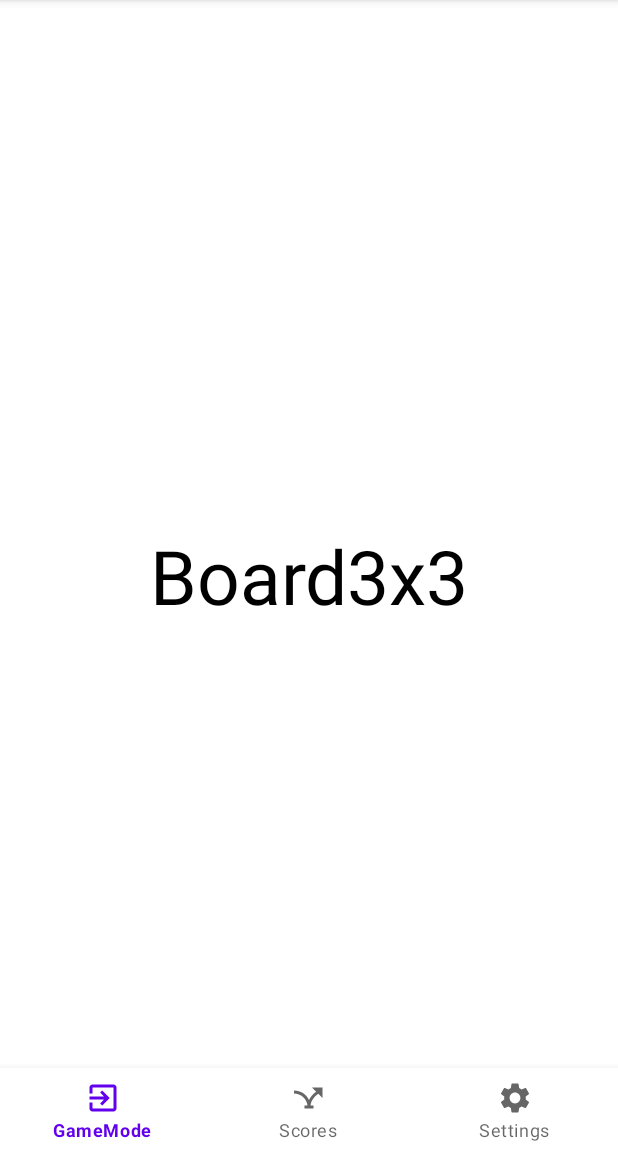
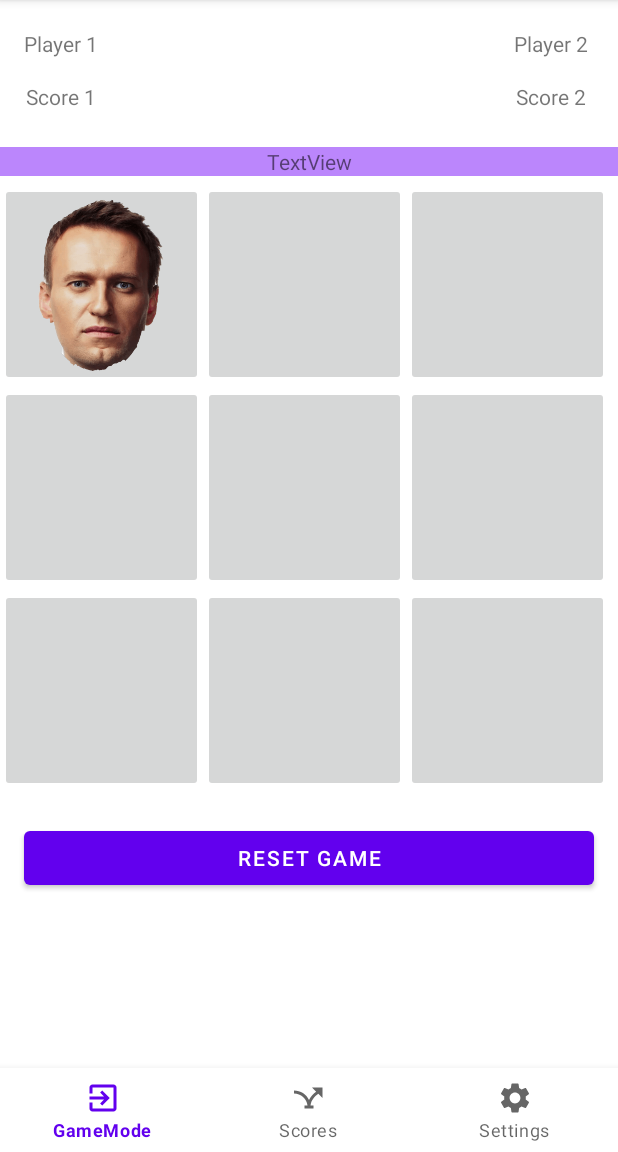
Before and after one commit to dobryansky/TicTacToeOpponents, an Android app: the Board3x3 screen opened through its navigation route, on a phone screen of 412 x 824 dp, the part 84-1236 px from its top. Run offline under Robolectric (Android 15) with nearby library versions, the phone set to English and light mode, and no system bars; our stand-ins replace navigation-ui; 4 statements that could not run were skipped.

Commit message:
Start doing Layouts for boards. Board3x3 is complete

```diff
--- a/app/src/main/java/com/artem/myapplication/MainActivity.kt
+++ b/app/src/main/java/com/artem/myapplication/MainActivity.kt
@@ -18,8 +18,6 @@ class MainActivity : AppCompatActivity() {
         val bottomNavigationView = findViewById<BottomNavigationView>(R.id.bottomNavView)
         val navController = findNavController(R.id.fragmentContainerView)
         bottomNavigationView.setupWithNavController(navController)
-        /*val appBarConfiguration= AppBarConfiguration(setOf(R.id.fragmentSettings))
-        setupActionBarWithNavController(navController,appBarConfiguration)*/
         loadSettings()
 
     }
--- a/app/src/main/res/layout/fragment_board3x3.xml
+++ b/app/src/main/res/layout/fragment_board3x3.xml
@@ -1,17 +1,149 @@
 <?xml version="1.0" encoding="utf-8"?>
-<FrameLayout xmlns:android="http://schemas.android.com/apk/res/android"
+<androidx.constraintlayout.widget.ConstraintLayout xmlns:android="http://schemas.android.com/apk/res/android"
+    xmlns:app="http://schemas.android.com/apk/res-auto"
     xmlns:tools="http://schemas.android.com/tools"
     android:layout_width="match_parent"
     android:layout_height="match_parent"
-    tools:context=".Board3x3">
+    tools:context=".MainActivity">
 
-    <!-- TODO: Update blank fragment layout -->
     <TextView
-        android:layout_width="match_parent"
-        android:layout_height="match_parent"
-        android:text="Board3x3"
+        android:id="@+id/txtPlayer1"
+        android:layout_width="wrap_content"
+        android:layout_height="wrap_content"
+        android:layout_marginStart="16dp"
+        android:text="@string/txtPlayer1"
+        app:layout_constraintBottom_toBottomOf="parent"
+        app:layout_constraintRight_toRightOf="parent"
+        app:layout_constraintStart_toStartOf="parent"
+        app:layout_constraintTop_toTopOf="parent"
+        app:layout_constraintVertical_bias="0.026" />
+
+    <TextView
+        android:id="@+id/txtScore1"
+        android:layout_width="wrap_content"
+        android:layout_height="wrap_content"
+        android:layout_marginTop="16dp"
+        android:text="@string/txtScore1"
+        app:layout_constraintEnd_toEndOf="@+id/txtPlayer1"
+        app:layout_constraintStart_toStartOf="@+id/txtPlayer1"
+        app:layout_constraintTop_toBottomOf="@+id/txtPlayer1" />
+
+    <TextView
+        android:id="@+id/txtPlayer2"
+        android:layout_width="wrap_content"
+        android:layout_height="wrap_content"
+        android:layout_marginEnd="20dp"
+        android:text="@string/txtPlayer2"
+        app:layout_constraintBottom_toBottomOf="@+id/txtPlayer1"
+        app:layout_constraintEnd_toEndOf="parent"
+        app:layout_constraintTop_toTopOf="@+id/txtPlayer1"
+        app:layout_constraintVertical_bias="0.0" />
+
+    <TextView
+        android:id="@+id/txtScore2"
+        android:layout_width="wrap_content"
+        android:layout_height="wrap_content"
+        android:layout_marginTop="16dp"
+        android:text="@string/txtScore2"
+        app:layout_constraintBottom_toBottomOf="@+id/txtScore1"
+        app:layout_constraintEnd_toEndOf="@+id/txtPlayer2"
+        app:layout_constraintStart_toStartOf="@+id/txtPlayer2"
+        app:layout_constraintTop_toBottomOf="@+id/txtPlayer2" />
+
+    <TextView
+        android:id="@+id/txtInfoTable"
+        android:layout_width="0dp"
+        android:layout_height="wrap_content"
+        android:layout_marginTop="24dp"
+        android:background="@color/purple_200"
         android:gravity="center"
-        android:textColor="@color/black"
-        android:textSize="50sp"/>
+        android:text="@string/txtInfoTable"
+        app:layout_constraintEnd_toEndOf="parent"
+        app:layout_constraintStart_toStartOf="parent"
+        app:layout_constraintTop_toBottomOf="@+id/txtScore1" />
 
-</FrameLayout>
+    <ImageButton
+        android:id="@+id/imgBut1"
+        android:layout_width="135dp"
+        android:layout_height="135dp"
+        android:layout_marginTop="24dp"
+        android:scaleType="fitCenter"
+        android:src="@drawable/navalny"
+        app:layout_constraintStart_toStartOf="parent"
+        app:layout_constraintTop_toTopOf="@+id/txtInfoTable"
+
+        />
+    <ImageButton
+        android:id="@+id/imgBut2"
+        android:layout_width="135dp"
+        android:layout_height="135dp"
+        app:layout_constraintStart_toEndOf="@+id/imgBut1"
+        app:layout_constraintTop_toTopOf="@+id/imgBut1"
+        android:scaleType="fitCenter"/>
+
+
+    <ImageButton
+        android:id="@+id/imgBut3"
+        android:layout_width="135dp"
+        android:layout_height="135dp"
+        app:layout_constraintStart_toEndOf="@+id/imgBut2"
+        app:layout_constraintTop_toTopOf="@+id/imgBut2"
+        android:scaleType="fitCenter"/>
+    <ImageButton
+        android:id="@+id/imgBut4"
+        android:layout_width="135dp"
+        android:layout_height="135dp"
+        app:layout_constraintStart_toStartOf="parent"
+        app:layout_constraintTop_toBottomOf="@+id/imgBut1"
+        android:scaleType="fitCenter" />
+    <ImageButton
+        android:id="@+id/imgBut5"
+        android:layout_width="135dp"
+        android:layout_height="135dp"
+        app:layout_constraintStart_toEndOf="@+id/imgBut4"
+        app:layout_constraintTop_toTopOf="@+id/imgBut4"
+        android:scaleType="fitCenter" />
+    <ImageButton
+        android:id="@+id/imgBut6"
+        android:layout_width="135dp"
+        android:layout_height="135dp"
+        app:layout_constraintStart_toEndOf="@+id/imgBut5"
+        app:layout_constraintTop_toTopOf="@+id/imgBut5"
+        android:scaleType="fitCenter" />
+    <ImageButton
+        android:id="@+id/imgBut7"
+        android:layout_width="135dp"
+        android:layout_height="135dp"
+        app:layout_constraintStart_toStartOf="parent"
+        app:layout_constraintTop_toBottomOf="@+id/imgBut4"
+        android:scaleType="fitCenter" />
+    <ImageButton
+        android:id="@+id/imgBut8"
+        android:layout_width="135dp"
+        android:layout_height="135dp"
+        app:layout_constraintStart_toEndOf="@+id/imgBut7"
+        app:layout_constraintTop_toTopOf="@+id/imgBut7"
+        android:scaleType="fitCenter" />
+    <ImageButton
+        android:id="@+id/imgBut9"
+        android:layout_width="135dp"
+        android:layout_height="135dp"
+        app:layout_constraintStart_toEndOf="@+id/imgBut8"
+        app:layout_constraintTop_toTopOf="@+id/imgBut8"
+        android:scaleType="fitCenter" />
+
+    <Button
+        android:id="@+id/btnReset"
+        android:layout_width="0dp"
+        android:layout_height="wrap_content"
+        android:layout_marginStart="16dp"
+        android:layout_marginTop="20dp"
+        android:layout_marginEnd="16dp"
+        android:text="@string/btnReset"
+        app:layout_constraintEnd_toEndOf="parent"
+        app:layout_constraintStart_toStartOf="parent"
+        app:layout_constraintTop_toBottomOf="@+id/imgBut8" />
+
+
+
+</androidx.constraintlayout.widget.ConstraintLayout>
--- a/app/src/main/res/values/strings.xml
+++ b/app/src/main/res/values/strings.xml
@@ -5,5 +5,12 @@
     <string name="defaultValueListPreference">Putin/Navalny</string>
     <string name="dark_mode">Dark Mode</string>
     <string name="dark_mode_def_value">1</string>
+    <string name="txtPlayer1">Player 1</string>
+    <string name="txtPlayer2">Player 2</string>
+    <string name="txtScore1">Score 1</string>
+    <string name="txtScore2">Score 2</string>
+    <string name="txtInfoTable">TextView</string>
+    <string name="btnReset">Reset Game</string>
+    <string name="settings">Settings</string>
 
 </resources>
```
Also changed, not shown: app/src/main/res/drawable-hdpi/navalny.png (added), app/src/main/res/drawable-mdpi/navalny.png (added), app/src/main/res/drawable-xhdpi/navalny.png (added), app/src/main/res/drawable-xxhdpi/navalny.png (added), app/src/main/res/drawable-xxxhdpi/navalny.png (added).
